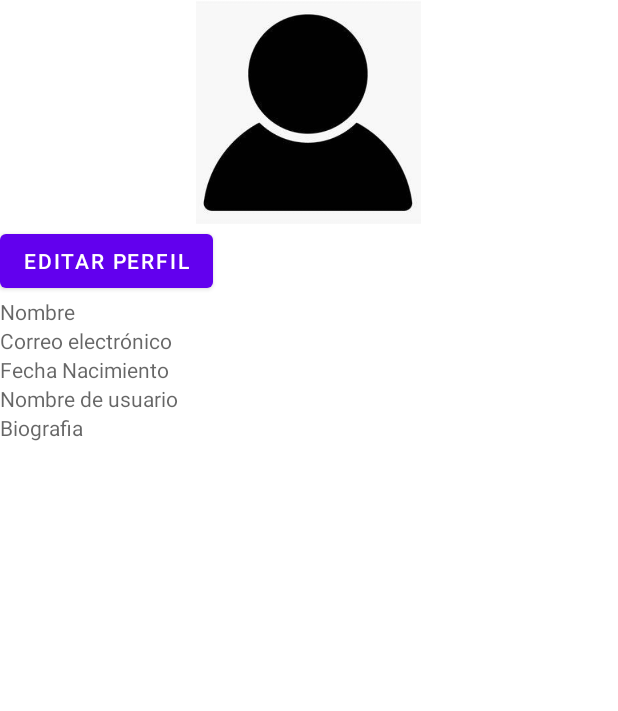
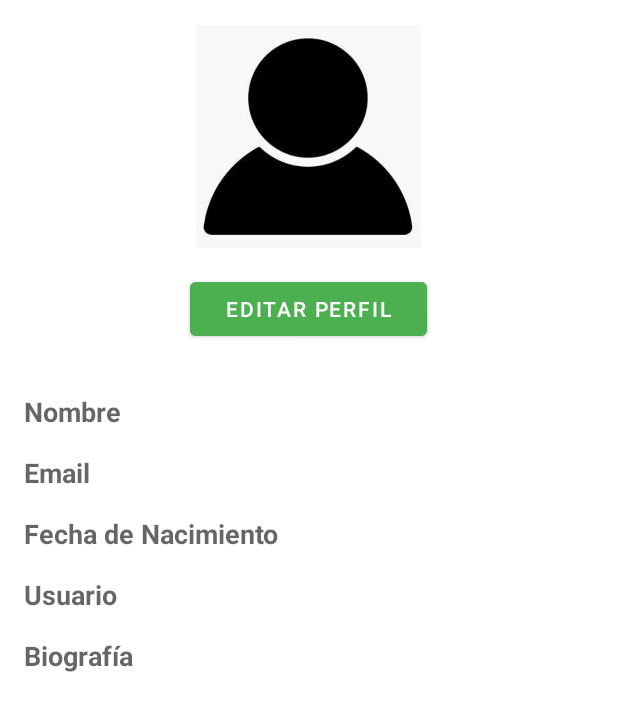
Before and after one commit to RGM73/LunarZapProyecto, an Android app: the layout activity_perfil_personal.xml on its own in the app's theme, with its tools: preview values and no code run, on a phone screen of 412 x 824 dp. Shown: the top 711 px of the screen. Run offline under Robolectric (Android 15) with nearby library versions, the phone set to English and light mode, and no system bars; network calls fail.

Commit message:
3/5/2023 1.1

```diff
--- a/app/src/main/res/layout/activity_perfil_personal.xml
+++ b/app/src/main/res/layout/activity_perfil_personal.xml
@@ -1,90 +1,138 @@
 <?xml version="1.0" encoding="utf-8"?>
-<LinearLayout
-    xmlns:android="http://schemas.android.com/apk/res/android"
+<LinearLayout xmlns:android="http://schemas.android.com/apk/res/android"
     android:id="@+id/profile_layout"
     android:layout_width="match_parent"
     android:layout_height="match_parent"
-    android:orientation="vertical">
+    android:orientation="vertical"
+    android:padding="16dp">
+
     <ImageView
         android:id="@+id/profile_image_view"
         android:layout_width="150dp"
         android:layout_height="150dp"
-        android:src="@drawable/default_profile_image"
+        android:layout_gravity="center_horizontal"
         android:scaleType="centerCrop"
-        android:layout_gravity="center_horizontal" />
+        android:src="@drawable/default_profile_image" />
 
     <Button
         android:id="@+id/edit_profile_button"
         android:layout_width="wrap_content"
         android:layout_height="wrap_content"
-        android:text="Editar perfil" />
+        android:layout_gravity="center_horizontal"
+        android:layout_marginTop="16dp"
+        android:backgroundTint="#4CAF50"
+        android:elevation="4dp"
+        android:paddingStart="24dp"
+        android:paddingEnd="24dp"
+        android:text="@string/edit_profile"
+        android:textColor="#ffffff" />
 
     <TextView
         android:id="@+id/name_text_view"
         android:layout_width="match_parent"
         android:layout_height="wrap_content"
-        android:hint="Nombre"  />
+        android:layout_marginTop="32dp"
+        android:hint="@string/name"
+        android:textColor="#4CAF50"
+        android:textSize="18sp"
+        android:textStyle="bold" />
 
     <EditText
         android:id="@+id/name_edit_text"
         android:layout_width="match_parent"
         android:layout_height="wrap_content"
-        android:hint="Nombre"
+        android:backgroundTint="#ffffff"
+        android:hint="@string/name"
+        android:textColor="#000000"
         android:visibility="gone" />
 
     <TextView
         android:id="@+id/email_text_view"
         android:layout_width="match_parent"
         android:layout_height="wrap_content"
-        android:hint="Correo electrónico" />
+        android:layout_marginTop="16dp"
+        android:hint="@string/email"
+        android:textColor="#4CAF50"
+        android:textSize="18sp"
+        android:textStyle="bold" />
 
     <EditText
         android:id="@+id/email_edit_text"
         android:layout_width="match_parent"
         android:layout_height="wrap_content"
-        android:hint="Correo electrónico"
-        android:visibility="gone" />
+        android:backgroundTint="#ffffff"
+        android:hint="@string/email"
+        android:textColor="#000000"
+        android:visibility="gone"
+        android:enabled="false"/>
+
     <TextView
         android:id="@+id/date_text_view"
         android:layout_width="match_parent"
         android:layout_height="wrap_content"
-        android:hint="Fecha Nacimiento" />
+        android:layout_marginTop="16dp"
+        android:hint="@string/date"
+        android:textColor="#4CAF50"
+        android:textSize="18sp"
+        android:textStyle="bold" />
+
     <EditText
         android:id="@+id/date_edit_text"
         android:layout_width="match_parent"
         android:layout_height="wrap_content"
-        android:hint="Fecha de Nacimiento"
+        android:backgroundTint="#ffffff"
+        android:hint="@string/date"
+        android:textColor="#000000"
         android:visibility="gone" />
+
     <TextView
         android:id="@+id/username_text_view"
         android:layout_width="match_parent"
         android:layout_height="wrap_content"
-        android:hint="Nombre de usuario" />
+        android:layout_marginTop="16dp"
+        android:hint="@string/user"
+        android:textColor="#4CAF50"
+        android:textSize="18sp"
+        android:textStyle="bold" />
+
     <EditText
         android:id="@+id/username_edit_text"
         android:layout_width="match_parent"
         android:layout_height="wrap_content"
-        android:hint="Nombre de usuario"
+        android:backgroundTint="#ffffff"
+        android:hint="@string/user"
+        android:textColor="#000000"
         android:visibility="gone" />
     <TextView
         android:id="@+id/biografia_text_view"
         android:layout_width="match_parent"
         android:layout_height="wrap_content"
-        android:hint="Biografia" />
+        android:layout_marginTop="16dp"
+        android:hint="@string/bio"
+        android:textColor="#4CAF50"
+        android:textSize="18sp"
+        android:textStyle="bold" />
+
     <EditText
         android:id="@+id/biografia_edit_text"
         android:layout_width="match_parent"
         android:layout_height="wrap_content"
-        android:hint="Tu Biografia"
+        android:backgroundTint="#ffffff"
+        android:hint="@string/bio"
+        android:textColor="#000000"
         android:visibility="gone" />
-
     <Button
         android:id="@+id/save_button"
         android:layout_width="wrap_content"
         android:layout_height="wrap_content"
         android:layout_gravity="center_horizontal"
         android:layout_marginTop="16dp"
-        android:visibility="gone"
-        android:text="Guardar cambios" />
+        android:backgroundTint="#4CAF50"
+        android:elevation="4dp"
+        android:paddingStart="24dp"
+        android:paddingEnd="24dp"
+        android:text="@string/save"
+        android:textColor="#ffffff"
+        android:visibility="gone"/>
 
 </LinearLayout>
--- a/app/src/main/res/values/strings.xml
+++ b/app/src/main/res/values/strings.xml
@@ -3,13 +3,9 @@
     <string name="title_activity_principal">Perfil de una Persona</string>
     <string name="large_text">
         "Soy una persona apasionada por el arte y la creatividad, por lo que me desempeño como artista plástico y diseñador gráfico. Mi estilo se enfoca en la abstracción y en el uso de colores vibrantes y formas geométricas, lo que me permite crear obras únicas y expresivas. Además, soy un amante de la naturaleza y de los viajes, por lo que siempre trato de incorporar elementos naturales en mis creaciones.
-
 Soy un profesional en el campo de la tecnología, especializado en el desarrollo de aplicaciones móviles. Me encanta trabajar en proyectos desafiantes y creativos, utilizando las últimas tecnologías y metodologías de desarrollo para ofrecer soluciones innovadoras y de alta calidad. Fuera del trabajo, disfruto del deporte y de la música electrónica, lo que me permite mantener un equilibrio entre el trabajo y la vida personal.
-
 Como psicólogo clínico, mi principal objetivo es ayudar a las personas a superar sus problemas emocionales y mejorar su calidad de vida. Me especializo en la terapia cognitivo-conductual y en el tratamiento de trastornos de ansiedad y depresión. También me interesa la investigación en el campo de la psicología, lo que me permite estar siempre actualizado en las últimas tendencias y avances en el área.
-
 Soy un entusiasta de los deportes extremos y de la vida al aire libre. Practico el snowboard, el surf y el paracaidismo, entre otros. Además, tengo experiencia como guía turístico en zonas montañosas y boscosas, lo que me permite compartir mi pasión por la naturaleza con otras personas. Fuera de las actividades al aire libre, disfruto de la lectura de novelas de aventuras y de la música rock.
-
 Soy un abogado especializado en derecho penal, con experiencia en la defensa de casos complejos y de alta complejidad. Me apasiona trabajar en la defensa de los derechos de las personas y en la lucha contra la injusticia. Además, soy un viajero empedernido y un fotógrafo aficionado, lo que me permite capturar y documentar los lugares que visito."
     </string>
     <string name="action_settings">Settings</string>
@@ -25,7 +21,7 @@ Soy un abogado especializado en derecho penal, con experiencia en la defensa de
     <string name="mensaje_hora">Estate preparado en</string>
     <string name="mensaje_anochecer">LunarZap empieza a las:</string>
     <string name="home">Home</string>
-    <string name="search">Search</string>
+    <string name="search">Buscar</string>
     <string name="add">Add</string>
     <string name="profile">Profile</string>
     <string name="profile_name_hint">Escriba su nombre</string>
@@ -33,6 +29,16 @@ Soy un abogado especializado en derecho penal, con experiencia en la defensa de
     <string name="profile_date_hint">Escriba su fecha de nacimiento</string>
     <string name="profile_user_hint">Escriba su Usuario</string>
     <string name="save_button_text">Guardar</string>
+    <string name="sign_in_button_text">Iniciar Sesión</string>
+    <string name="bienvenido">Bienvenido a LunarZap</string>
+    <string name="edit_profile">Editar Perfil</string>
+    <string name="save">Guardar</string>
+    <string name="name">Nombre</string>
+    <string name="email">Email</string>
+    <string name="date">Fecha de Nacimiento</string>
+    <string name="user">Usuario</string>
+    <string name="bio">Biografía</string>
+    <string name="search_hint">Ingrese la búsqueda</string>
     <!-- TODO: Remove or change this placeholder text -->
     <string name="hello_blank_fragment">Hello blank fragment</string>
 
```
Also changed, not shown: app/src/main/java/com/example/myapplication/Feed.java (added, +27 -0 lines), app/src/main/java/com/example/myapplication/Home.java (+12 -4 lines), app/src/main/java/com/example/myapplication/Principal.java (+9 -19 lines), app/src/main/java/com/example/myapplication/Profile.java (+4 -5 lines), app/src/main/java/com/example/myapplication/Search.java (added, +74 -0 lines), app/src/main/res/drawable/button_background.xml (added, +8 -0 lines), app/src/main/res/layout/activity_lunar_zap_feed.xml (+17 -2 lines), app/src/main/res/layout/activity_main.xml (+18 -8 lines), app/src/main/res/layout/activity_principal.xml (+42 -41 lines), app/src/main/res/layout/fragment_feed.xml (added, +14 -0 lines), app/src/main/res/layout/fragment_search.xml (added, +24 -0 lines), app/src/main/res/drawable/add.jpg (added).
